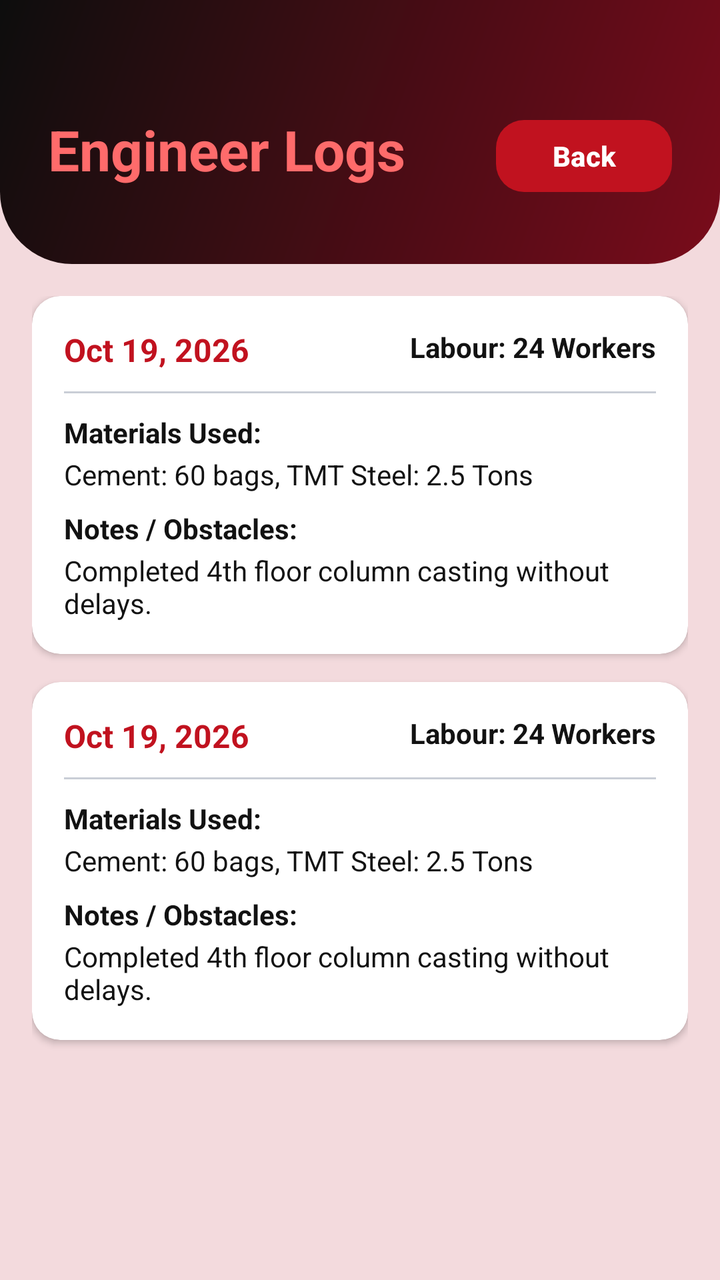
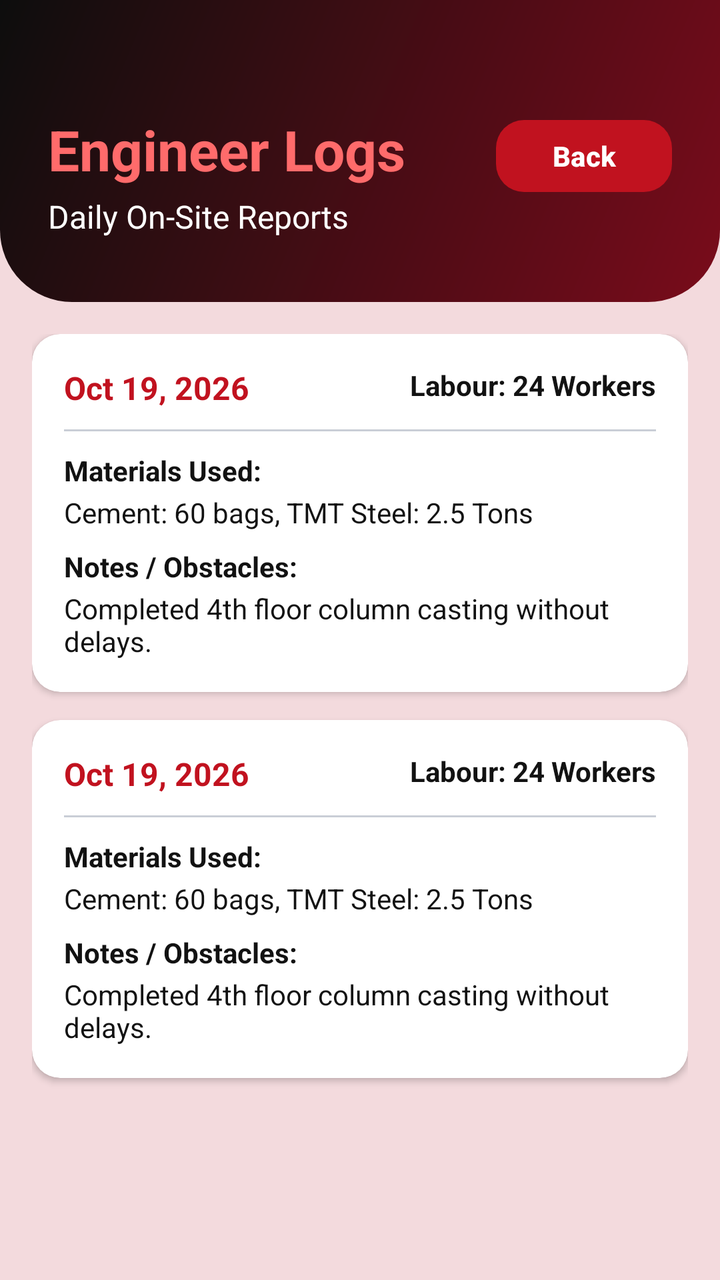

Compare the two renders of this Android layout. The source of the first and the diff that turns it into the second are given below.
<!-- AndroidManifest.xml: application theme Theme.BuildTrack_v1 -->
<!-- res/layout/activity_logs_view.xml -->
<?xml version="1.0" encoding="utf-8"?>
<RelativeLayout xmlns:android="http://schemas.android.com/apk/res/android"
    xmlns:app="http://schemas.android.com/apk/res-auto"
    android:layout_width="match_parent"
    android:layout_height="match_parent"
    android:background="@color/manager_body">

    <RelativeLayout
        android:id="@+id/topBar"
        android:layout_width="match_parent"
        android:layout_height="wrap_content"
        android:background="@drawable/bg_header_manager"
        android:paddingStart="24dp"
        android:paddingTop="56dp"
        android:paddingEnd="24dp"
        android:paddingBottom="32dp">

        <TextView
            android:id="@+id/tvRole"
            android:layout_width="wrap_content"
            android:layout_height="wrap_content"
            android:text="Engineer Logs"
            android:textColor="@color/manager_crimson_light"
            android:textSize="28sp"
            android:textStyle="bold" />

        <TextView
            android:layout_width="wrap_content"
            android:layout_below="@id/tvRole"
            android:layout_marginTop="4dp"
            android:text="Daily On-Site Reports"
            android:textColor="@color/white"
            android:textSize="16sp" />

        <Button
            android:id="@+id/btnBack"
            android:layout_width="wrap_content"
            android:layout_height="44dp"
            android:layout_alignParentEnd="true"
            android:text="Back"
            android:textAllCaps="false"
            android:textColor="@color/white"
            android:textStyle="bold"
            app:backgroundTint="@color/manager_crimson"
            app:cornerRadius="14dp" />
    </RelativeLayout>

    <ScrollView
        android:layout_width="match_parent"
        android:layout_height="match_parent"
        android:layout_below="@id/topBar">

        <LinearLayout
            android:layout_width="match_parent"
            android:layout_height="wrap_content"
            android:orientation="vertical"
            android:padding="16dp">

            
            <include layout="@layout/item_daily_log" />

            
            <include layout="@layout/item_daily_log" />
        </LinearLayout>
    </ScrollView>
</RelativeLayout>
<!-- res/layout/item_daily_log.xml (included above) -->
<?xml version="1.0" encoding="utf-8"?>
<androidx.cardview.widget.CardView xmlns:android="http://schemas.android.com/apk/res/android"
    xmlns:app="http://schemas.android.com/apk/res-auto"
    android:layout_width="match_parent"
    android:layout_height="wrap_content"
    android:layout_marginBottom="14dp"
    app:cardBackgroundColor="@color/white"
    app:cardCornerRadius="14dp"
    app:cardElevation="2dp">

    <LinearLayout
        android:layout_width="match_parent"
        android:layout_height="wrap_content"
        android:orientation="vertical"
        android:padding="16dp">

        <RelativeLayout
            android:layout_width="match_parent"
            android:layout_height="wrap_content">

            <TextView
                android:id="@+id/tvLogDate"
                android:layout_width="wrap_content"
                android:layout_height="wrap_content"
                android:text="Oct 19, 2026"
                android:textColor="@color/manager_crimson"
                android:textSize="16sp"
                android:textStyle="bold" />

            <TextView
                android:id="@+id/tvLabourCount"
                android:layout_width="wrap_content"
                android:layout_height="wrap_content"
                android:layout_alignParentEnd="true"
                android:text="Labour: 24 Workers"
                android:textColor="@color/ink"
                android:textStyle="bold" />
        </RelativeLayout>

        <View
            android:layout_width="match_parent"
            android:layout_height="1dp"
            android:layout_marginVertical="10dp"
            android:background="@color/grey_line" />

        <TextView
            android:layout_width="wrap_content"
            android:layout_height="wrap_content"
            android:text="Materials Used:"
            android:textColor="@color/ink"
            android:textStyle="bold" />

        <TextView
            android:id="@+id/tvMaterials"
            android:layout_width="wrap_content"
            android:layout_height="wrap_content"
            android:layout_marginTop="2dp"
            android:text="Cement: 60 bags, TMT Steel: 2.5 Tons"
            android:textColor="@color/ink" />

        <TextView
            android:layout_width="wrap_content"
            android:layout_height="wrap_content"
            android:layout_marginTop="8dp"
            android:text="Notes / Obstacles:"
            android:textColor="@color/ink"
            android:textStyle="bold" />

        <TextView
            android:id="@+id/tvNotes"
            android:layout_width="wrap_content"
            android:layout_height="wrap_content"
            android:layout_marginTop="2dp"
            android:text="Completed 4th floor column casting without delays."
            android:textColor="@color/ink" />
    </LinearLayout>
</androidx.cardview.widget.CardView>
<!-- resources referenced by this layout -->
<resources>
  <color name="grey_line">#C9CED6</color>
  <color name="ink">#121212</color>
  <color name="manager_body">#F3DADD</color>
  <color name="manager_crimson">#C1121F</color>
  <color name="manager_crimson_light">#FF6B6B</color>
  <color name="white">#FFFFFFFF</color>
  <!-- drawable bg_header_manager (drawable) -->
  <?xml version="1.0" encoding="utf-8"?>
  <shape xmlns:android="http://schemas.android.com/apk/res/android"
      android:shape="rectangle">
      <gradient
          android:angle="315"
          android:endColor="@color/manager_crimson_dark"
          android:startColor="@color/manager_black" />
      <corners
          android:bottomLeftRadius="36dp"
          android:bottomRightRadius="36dp" />
  </shape>
  <style name="Theme.BuildTrack_v1" parent="Base.Theme.BuildTrack_v1" />
  <color name="manager_crimson_dark">#7A0C1B</color>
  <color name="manager_black">#0D0D0D</color>
  <style name="Base.Theme.BuildTrack_v1" parent="Theme.Material3.DayNight.NoActionBar">
          
          
      </style>
</resources>

<!-- the commit's change to res/layout/activity_logs_view.xml (unified diff, before → after) -->
@@ -26,6 +26,7 @@
 
         <TextView
             android:layout_width="wrap_content"
+            android:layout_height="wrap_content"
             android:layout_below="@id/tvRole"
             android:layout_marginTop="4dp"
             android:text="Daily On-Site Reports"
